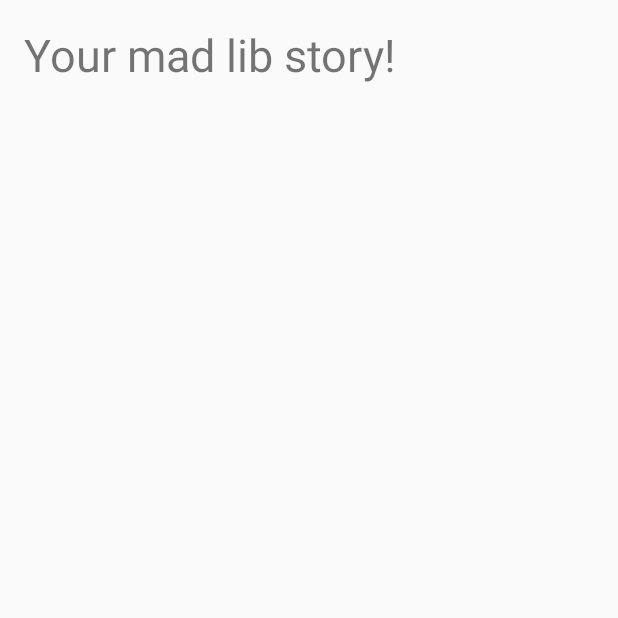
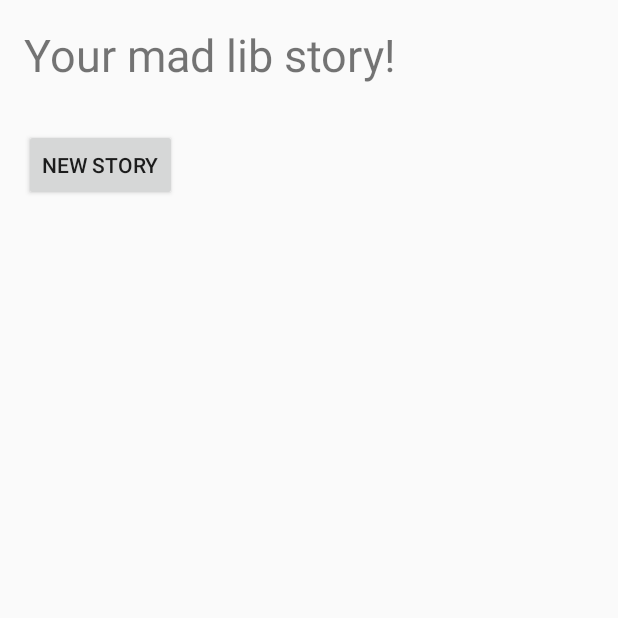
Before and after one commit to 11433124/jordyhierck-pset2, an Android app: the StoryFull screen opened directly, with no data from a screen before it, on a phone screen of 412 x 824 dp, the top half of it. Run offline under Robolectric (Android 15) with nearby library versions, the phone set to English and light mode, and no system bars; 1 statement that could not run was skipped.

Commit message:
Error message implemented, new story button implemented

```diff
--- a/app/src/main/java/com/example/jordy/madlibs/MainActivity.java
+++ b/app/src/main/java/com/example/jordy/madlibs/MainActivity.java
@@ -3,7 +3,6 @@ package com.example.jordy.madlibs;
 import android.content.Intent;
 import android.support.v7.app.AppCompatActivity;
 import android.os.Bundle;
-import android.widget.TextView;
 import android.view.View;
 
 public class MainActivity extends AppCompatActivity {
--- a/app/src/main/java/com/example/jordy/madlibs/StoryFull.java
+++ b/app/src/main/java/com/example/jordy/madlibs/StoryFull.java
@@ -3,8 +3,7 @@ package com.example.jordy.madlibs;
 import android.app.Activity;
 import android.content.Intent;
 import android.os.Bundle;
-import android.widget.Button;
-import android.widget.EditText;
+import android.view.View;
 import android.widget.TextView;
 
 /**
@@ -23,6 +22,13 @@ public class StoryFull extends Activity {
 
         TextView story_full = (TextView) findViewById(R.id.story_full);
 
-        story_full.setText(story);
-    }
+        story_full.setText(story);}
+
+        public void newButton(View view){
+            Intent getFillableIntent = new Intent(this, Fillable.class);
+
+            startActivity(getFillableIntent);
+
+        }
+
 }
--- a/app/src/main/res/layout/story.xml
+++ b/app/src/main/res/layout/story.xml
@@ -1,6 +1,5 @@
 <?xml version="1.0" encoding="utf-8"?>
 <LinearLayout xmlns:android="http://schemas.android.com/apk/res/android"
-    xmlns:app="http://schemas.android.com/apk/res-auto"
     xmlns:tools="http://schemas.android.com/tools"
     android:orientation="vertical" android:layout_width="match_parent"
     android:layout_height="match_parent"
@@ -30,4 +29,16 @@
         android:textAlignment="viewStart"
         android:gravity="start"/>
 
+
+
+        <Button
+            android:text="New Story"
+            android:layout_width="wrap_content"
+            android:layout_height="wrap_content"
+            android:id="@+id/new_story"
+            android:gravity="center_horizontal|center"
+            android:onClick="newButton" />
+
+
+
 </LinearLayout>
```
Also changed, not shown: app/src/main/java/com/example/jordy/madlibs/Fillable.java (+13 -20 lines).
